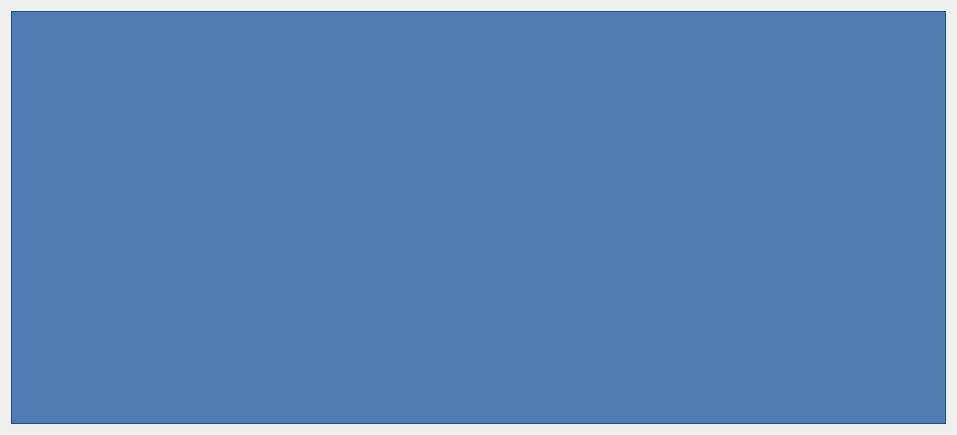
The window that textViewer.ui (Keysoz/Numerical_Analysis) describes before a commit, drawn with Qt 5.
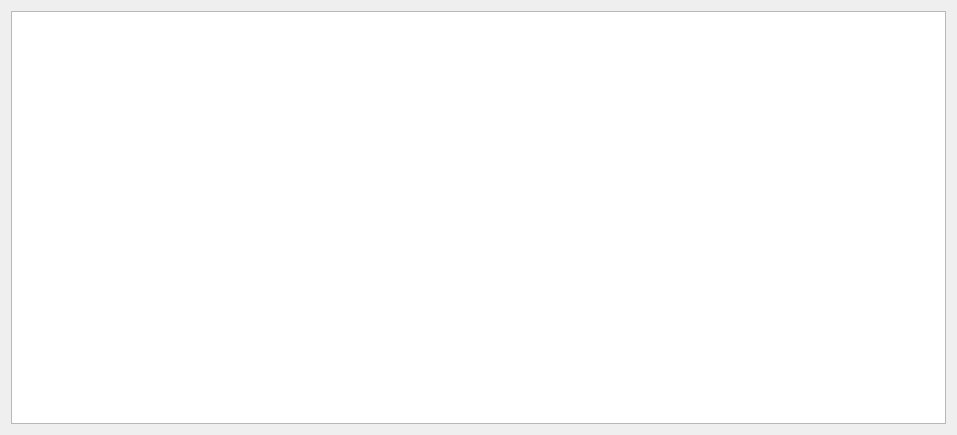
The same window after the commit. Icons and pictures are not drawn.

What changed in the file:
```diff
--- a/textViewer.ui
+++ b/textViewer.ui
@@ -25,6 +25,16 @@
   <property name="windowTitle">
    <string>Form</string>
   </property>
+  <property name="styleSheet">
+   <string notr="true">#Form{
+	background-image: url(:/imgs/imgs/WhatsApp Image 2023-05-11 at 14.12.52.jpg);
+
+}
+#textBrowser{
+	background-image: url(:/imgs/imgs/WhatsApp Image 2023-05-11 at 14.12.52.jpg);
+	color: rgba(255, 255, 255, 180)
+}</string>
+  </property>
   <layout class="QGridLayout" name="gridLayout">
    <item row="0" column="0">
     <widget class="QTextBrowser" name="textBrowser">
@@ -36,7 +46,7 @@
       </font>
      </property>
      <property name="styleSheet">
-      <string notr="true">background-color: rgba(11, 75, 153, 180);</string>
+      <string notr="true"/>
      </property>
     </widget>
    </item>
```
Left out of the diff: 4 changed lines with no effect on the pictures.
